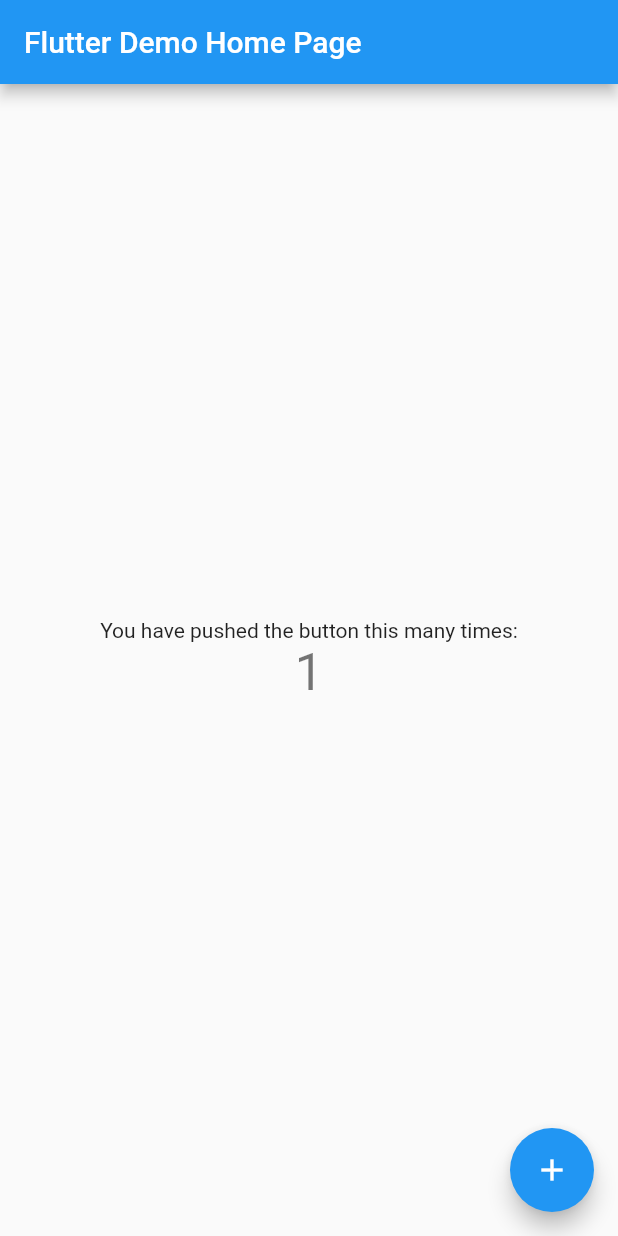
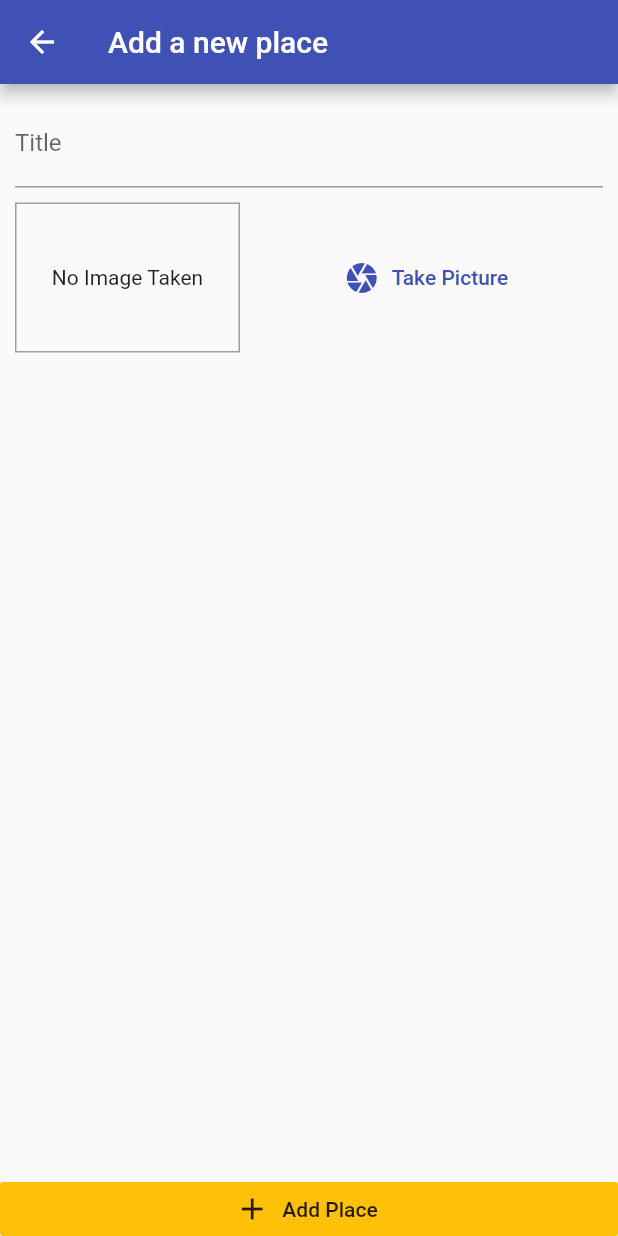
Before and after one commit to evillalba1/udemy_flutter_great_places_app, a Flutter app: the screen it shows after launch, after a tap on the "add" icon, on a phone screen of 412 x 824 dp. Run offline on Flutter 3.47's test engine with Material 2 defaults, Android fonts, the phone set to English and light mode, and no system bars; our stand-ins replace image_picker.

Commit message:
13 - Accessing camera of device

```diff
--- a/great_places_app/lib/main.dart
+++ b/great_places_app/lib/main.dart
@@ -1,113 +1,27 @@
 import 'package:flutter/material.dart';
+import 'package:great_places_app/screens/add_place_screen.dart';
+import 'package:great_places_app/screens/places_list_screen.dart';
+import 'package:provider/provider.dart';
+import 'package:great_places_app/provider/great_places.dart';
 
-void main() {
-  runApp(MyApp());
-}
+void main() => runApp(MyApp());
 
 class MyApp extends StatelessWidget {
-  // This widget is the root of your application.
   @override
   Widget build(BuildContext context) {
-    return MaterialApp(
-      title: 'Flutter Demo',
-      theme: ThemeData(
-        // This is the theme of your application.
-        //
-        // Try running your application with "flutter run". You'll see the
-        // application has a blue toolbar. Then, without quitting the app, try
-        // changing the primarySwatch below to Colors.green and then invoke
-        // "hot reload" (press "r" in the console where you ran "flutter run",
-        // or simply save your changes to "hot reload" in a Flutter IDE).
-        // Notice that the counter didn't reset back to zero; the application
-        // is not restarted.
-        primarySwatch: Colors.blue,
+    return ChangeNotifierProvider.value(
+      value: GreatPlacesProvider(),
+      child: MaterialApp(
+        title: 'Great Places',
+        theme: ThemeData(
+          primarySwatch: Colors.indigo,
+          accentColor: Colors.amber,
+        ),
+        home: PlacesListScreen(),
+        routes: {
+          AddPlaceScreen.routeName: (ctx) => AddPlaceScreen()
+        },
       ),
-      home: MyHomePage(title: 'Flutter Demo Home Page'),
     );
   }
 }
-
-class MyHomePage extends StatefulWidget {
-  MyHomePage({Key key, this.title}) : super(key: key);
-
-  // This widget is the home page of your application. It is stateful, meaning
-  // that it has a State object (defined below) that contains fields that affect
-  // how it looks.
-
-  // This class is the configuration for the state. It holds the values (in this
-  // case the title) provided by the parent (in this case the App widget) and
-  // used by the build method of the State. Fields in a Widget subclass are
-  // always marked "final".
-
-  final String title;
-
-  @override
-  _MyHomePageState createState() => _MyHomePageState();
-}
-
-class _MyHomePageState extends State<MyHomePage> {
-  int _counter = 0;
-
-  void _incrementCounter() {
-    setState(() {
-      // This call to setState tells the Flutter framework that something has
-      // changed in this State, which causes it to rerun the build method below
-      // so that the display can reflect the updated values. If we changed
-      // _counter without calling setState(), then the build method would not be
-      // called again, and so nothing would appear to happen.
-      _counter++;
-    });
-  }
-
-  @override
-  Widget build(BuildContext context) {
-    // This method is rerun every time setState is called, for instance as done
-    // by the _incrementCounter method above.
-    //
-    // The Flutter framework has been optimized to make rerunning build methods
-    // fast, so that you can just rebuild anything that needs updating rather
-    // than having to individually change instances of widgets.
-    return Scaffold(
-      appBar: AppBar(
-        // Here we take the value from the MyHomePage object that was created by
-        // the App.build method, and use it to set our appbar title.
-        title: Text(widget.title),
-      ),
-      body: Center(
-        // Center is a layout widget. It takes a single child and positions it
-        // in the middle of the parent.
-        child: Column(
-          // Column is also a layout widget. It takes a list of children and
-          // arranges them vertically. By default, it sizes itself to fit its
-          // children horizontally, and tries to be as tall as its parent.
-          //
-          // Invoke "debug painting" (press "p" in the console, choose the
-          // "Toggle Debug Paint" action from the Flutter Inspector in Android
-          // Studio, or the "Toggle Debug Paint" command in Visual Studio Code)
-          // to see the wireframe for each widget.
-          //
-          // Column has various properties to control how it sizes itself and
-          // how it positions its children. Here we use mainAxisAlignment to
-          // center the children vertically; the main axis here is the vertical
-          // axis because Columns are vertical (the cross axis would be
-          // horizontal).
-          mainAxisAlignment: MainAxisAlignment.center,
-          children: <Widget>[
-            Text(
-              'You have pushed the button this many times:',
-            ),
-            Text(
-              '$_counter',
-              style: Theme.of(context).textTheme.headline4,
-            ),
-          ],
-        ),
-      ),
-      floatingActionButton: FloatingActionButton(
-        onPressed: _incrementCounter,
-        tooltip: 'Increment',
-        child: Icon(Icons.add),
-      ), // This trailing comma makes auto-formatting nicer for build methods.
-    );
-  }
-}
--- /dev/null
+++ b/great_places_app/lib/models/place.dart
@@ -0,0 +1,20 @@
+import 'package:flutter/foundation.dart';
+import 'dart:io';
+
+class PlaceLocation {
+  final double latitude;
+  final double longitude;
+  final String address;
+
+  PlaceLocation({@required this.latitude, @required this.longitude, this.address});
+}
+
+
+class Place {
+  final String id;
+  final String title;
+  final PlaceLocation location;
+  final File image;
+
+  Place({@required this.id, @required this.title, @required this.location, @required this.image});
+}
--- /dev/null
+++ b/great_places_app/lib/provider/great_places.dart
@@ -0,0 +1,12 @@
+
+
+import 'package:flutter/foundation.dart';
+import '../models/place.dart';
+
+class GreatPlacesProvider with ChangeNotifier {
+  List<Place> _items = [];
+
+  List<Place> get items {
+    return [..._items];
+  }
+}
--- /dev/null
+++ b/great_places_app/lib/screens/add_place_screen.dart
@@ -0,0 +1,52 @@
+import 'package:flutter/material.dart';
+import 'package:great_places_app/widgets/image_input.dart';
+
+class AddPlaceScreen extends StatefulWidget {
+  static const routeName = '/add-place';
+  @override
+  _AddPlaceScreenState createState() => _AddPlaceScreenState();
+}
+
+class _AddPlaceScreenState extends State<AddPlaceScreen> {
+  final _titleController = TextEditingController();
+  @override
+  Widget build(BuildContext context) {
+    return Scaffold(
+        appBar: AppBar(
+          title: Text('Add a new place'),
+        ),
+        body: Column(
+          //mainAxisAlignment: MainAxisAlignment.spaceBetween,
+          crossAxisAlignment: CrossAxisAlignment.stretch,
+          children: [
+            Expanded(
+              child: SingleChildScrollView(
+                child: Padding(
+                  padding: EdgeInsets.all(10),
+                  child: Column(
+                    children: [
+                      TextField(
+                        decoration: InputDecoration(
+                          labelText: 'Title'
+                        ),
+                        controller: _titleController,
+                      ),
+                      SizedBox(height:10),
+                      ImageInput(),
+                    ],
+                  ),
+                ),
+              )
+            ),
+            RaisedButton.icon(
+              icon: Icon(Icons.add),
+              label: Text('Add Place'),
+              onPressed: () {},
+              elevation: 0,
+              materialTapTargetSize: MaterialTapTargetSize.shrinkWrap,
+              color: Theme.of(context).accentColor,
+            )
+          ],
+        ));
+  }
+}
--- /dev/null
+++ b/great_places_app/lib/screens/places_list_screen.dart
@@ -0,0 +1,25 @@
+import 'package:flutter/material.dart';
+
+import 'add_place_screen.dart';
+
+class PlacesListScreen extends StatelessWidget {
+  @override
+  Widget build(BuildContext context) {
+    return Scaffold(
+      appBar: AppBar(
+        title: Text('Your Places'),
+        actions: [
+          IconButton(
+            icon: Icon(Icons.add),
+            onPressed: () {
+              Navigator.of(context).pushNamed(AddPlaceScreen.routeName);
+            },
+          )
+        ],
+      ),
+      body: Center(
+        child: CircularProgressIndicator(),
+      )
+    );
+  }
+}
--- /dev/null
+++ b/great_places_app/lib/widgets/image_input.dart
@@ -0,0 +1,51 @@
+import 'dart:convert';
+import 'dart:io';
+
+import 'package:flutter/material.dart';
+import 'package:image_picker/image_picker.dart';
+
+class ImageInput extends StatefulWidget {
+  @override
+  _ImageInputState createState() => _ImageInputState();
+}
+
+class _ImageInputState extends State<ImageInput> {
+  File _storedImage;
+
+  Future _takePicture() async {
+    final imageFile = await ImagePicker().getImage(source: ImageSource.camera, maxWidth: 600,);
+    print(imageFile.toString());
+  }
+
+
+  @override
+  Widget build(BuildContext context) {
+    return Row(
+      children: [
+        Container(
+          width: 150,
+          height: 100,
+          decoration:
+              BoxDecoration(border: Border.all(width: 1, color: Colors.grey)),
+          child: _storedImage != null
+              ? Image.file(
+                  _storedImage,
+                  fit: BoxFit.cover,
+                  width: double.infinity,
+                )
+              : Text('No Image Taken', textAlign: TextAlign.center,),
+          alignment: Alignment.center,
+        ),
+        SizedBox(width: 10),
+        Expanded(
+          child: FlatButton.icon(
+            icon: Icon(Icons.camera),
+            label: Text('Take Picture'),
+            textColor: Theme.of(context).primaryColor,
+            onPressed: _takePicture,
+          ),
+        )
+      ],
+    );
+  }
+}
--- a/great_places_app/pubspec.yaml
+++ b/great_places_app/pubspec.yaml
@@ -23,6 +23,8 @@ environment:
 dependencies:
   flutter:
     sdk: flutter
+  provider: ^4.3.2+3
+  image_picker: ^0.6.7+17
 
 
   # The following adds the Cupertino Icons font to your application.
```
Also changed, not shown: great_places_app/lib/screens/place_detail_screen.dart (added), 2 other files.
